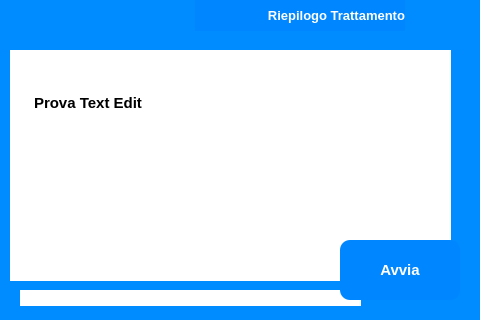
Before: the Qt Designer form view/recap_info_sanifica_window.ui in ISacchitella/MicroOne_v1.1, drawn with Qt 5.
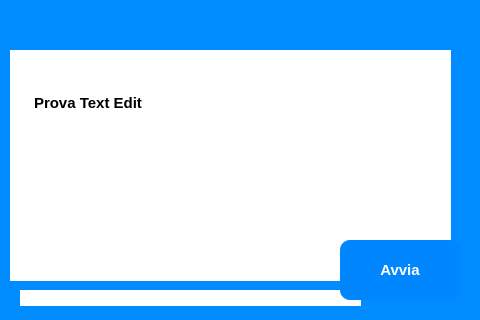
After: the same form once the commit is applied. Icons and pictures are not drawn.

Patch:
```diff
--- a/view/recap_info_sanifica_window.ui
+++ b/view/recap_info_sanifica_window.ui
@@ -262,35 +262,6 @@
     <string/>
    </property>
   </widget>
-  <widget class="QLabel" name="label">
-   <property name="geometry">
-    <rect>
-     <x>195</x>
-     <y>0</y>
-     <width>210</width>
-     <height>31</height>
-    </rect>
-   </property>
-   <property name="font">
-    <font>
-     <family>Segoe UI</family>
-     <pointsize>10</pointsize>
-     <weight>75</weight>
-     <bold>true</bold>
-    </font>
-   </property>
-   <property name="styleSheet">
-    <string notr="true">background-color: rgb(0, 134, 255);
-
-color: rgb(255, 255, 255);</string>
-   </property>
-   <property name="text">
-    <string>Riepilogo Trattamento</string>
-   </property>
-   <property name="alignment">
-    <set>Qt::AlignRight|Qt::AlignTrailing|Qt::AlignVCenter</set>
-   </property>
-  </widget>
   <zorder>label_5</zorder>
   <zorder>recap_info_scrollarea</zorder>
   <zorder>cancel_btn_</zorder>
```
Left out of the diff: 10 changed lines with no effect on the pictures.
